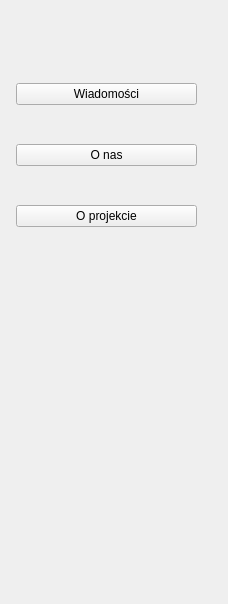
The window that startpanel.ui (aleksanderkalenbach/IO_2020_2021_ASP) describes before a commit, drawn with Qt 5.
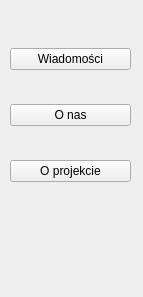
The same window after the commit.

Commit message: Wyrównanie layoutów paneli bocznych

Diff of the .ui file:
```diff
--- a/startpanel.ui
+++ b/startpanel.ui
@@ -6,20 +6,20 @@
    <rect>
     <x>0</x>
     <y>0</y>
-    <width>228</width>
-    <height>604</height>
+    <width>143</width>
+    <height>297</height>
    </rect>
   </property>
   <property name="windowTitle">
    <string>Form</string>
   </property>
-  <widget class="QWidget" name="">
+  <widget class="QWidget" name="layoutWidget">
    <property name="geometry">
     <rect>
-     <x>16</x>
-     <y>50</y>
-     <width>181</width>
-     <height>211</height>
+     <x>10</x>
+     <y>20</y>
+     <width>121</width>
+     <height>191</height>
     </rect>
    </property>
    <layout class="QVBoxLayout" name="verticalLayout">
```
The commit also changes 2 other files.
